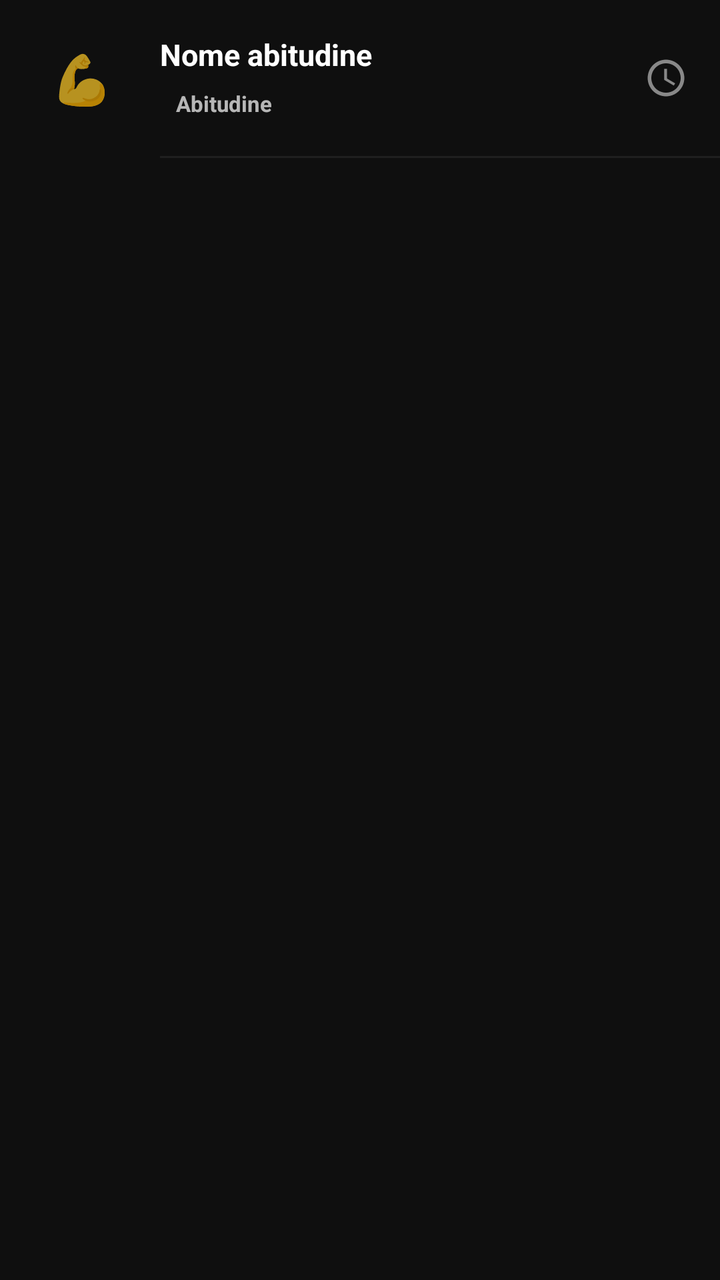
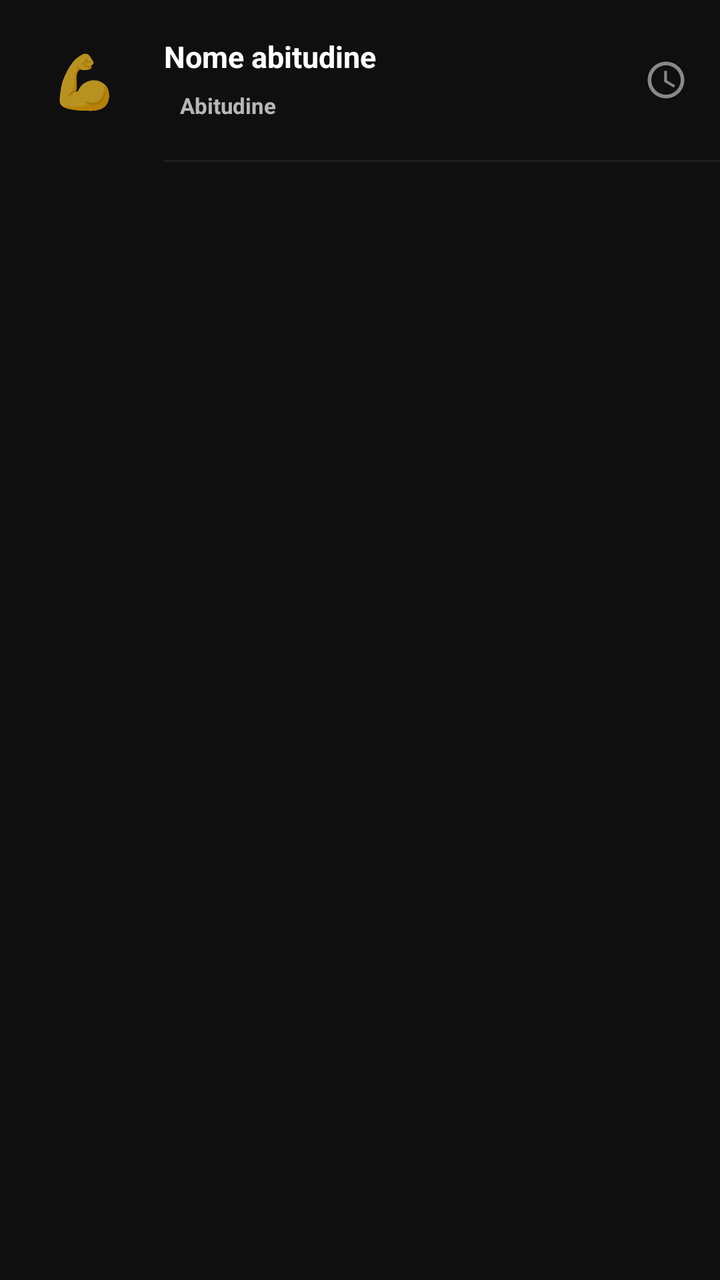

An Android layout rendered at two revisions. The XML below is the earlier revision; the diff shows what the commit changed to produce the second picture.
<!-- AndroidManifest.xml: application theme Theme.HabitTracker -->
<!-- res/layout/item_habit_dark.xml -->
<?xml version="1.0" encoding="utf-8"?>
<LinearLayout xmlns:android="http://schemas.android.com/apk/res/android"
    android:layout_width="match_parent"
    android:layout_height="wrap_content"
    android:orientation="vertical"
    android:background="?attr/selectableItemBackground">

    <LinearLayout
        android:layout_width="match_parent"
        android:layout_height="wrap_content"
        android:orientation="horizontal"
        android:gravity="center_vertical"
        android:paddingStart="16dp"
        android:paddingEnd="16dp"
        android:paddingTop="14dp"
        android:paddingBottom="14dp">

        
        <FrameLayout
            android:id="@+id/category_icon_container"
            android:layout_width="50dp"
            android:layout_height="50dp">

            <TextView
                android:id="@+id/tv_emoji"
                android:layout_width="match_parent"
                android:layout_height="match_parent"
                android:gravity="center"
                android:text="💪"
                android:textSize="24sp"/>
        </FrameLayout>

        
        <LinearLayout
            android:layout_width="0dp"
            android:layout_height="wrap_content"
            android:layout_weight="1"
            android:layout_marginStart="14dp"
            android:orientation="vertical">

            <TextView
                android:id="@+id/tv_name"
                android:layout_width="wrap_content"
                android:layout_height="wrap_content"
                android:text="Nome abitudine"
                android:textColor="#FFFFFF"
                android:textSize="15sp"
                android:textStyle="bold"
                android:maxLines="1"
                android:ellipsize="end"/>

            <TextView
                android:id="@+id/tv_category_badge"
                android:layout_width="wrap_content"
                android:layout_height="wrap_content"
                android:layout_marginTop="5dp"
                android:text="Abitudine"
                android:textSize="11sp"
                android:textStyle="bold"
                android:paddingStart="8dp"
                android:paddingEnd="8dp"
                android:paddingTop="2dp"
                android:paddingBottom="2dp"/>
        </LinearLayout>

        
        <ImageView
            android:id="@+id/iv_status"
            android:layout_width="22dp"
            android:layout_height="22dp"
            android:src="@drawable/ic_schedule"
            android:contentDescription="Stato"/>

    </LinearLayout>

    
    <View
        android:layout_width="match_parent"
        android:layout_height="1dp"
        android:layout_marginStart="80dp"
        android:background="#1F1F1F"/>

</LinearLayout>
<!-- resources referenced by this layout -->
<resources>
  <!-- drawable ic_schedule (drawable) -->
  <?xml version="1.0" encoding="utf-8"?>
  <vector xmlns:android="http://schemas.android.com/apk/res/android" android:width="24dp" android:height="24dp" android:viewportWidth="24" android:viewportHeight="24">
      <path android:fillColor="#888888" android:pathData="M11.99,2C6.47,2 2,6.48 2,12s4.47,10 9.99,10C17.52,22 22,17.52 22,12S17.52,2 11.99,2zM12,20c-4.42,0 -8,-3.58 -8,-8s3.58,-8 8,-8 8,3.58 8,8 -3.58,8 -8,8zM12.5,7H11v6l5.25,3.15 0.75,-1.23 -4.5,-2.67z"/>
  </vector>
  <style name="Theme.HabitTracker" parent="Theme.MaterialComponents.NoActionBar">
          <item name="colorPrimary">@color/accent</item>
          <item name="colorPrimaryDark">@color/primary_dark</item>
          <item name="colorAccent">@color/accent_light</item>
          <item name="android:windowBackground">@color/bg_dark</item>
          <item name="android:statusBarColor">@color/bg_dark</item>
          <item name="android:navigationBarColor">@color/bg_card</item>
      </style>
  <color name="accent">#D32F2F</color>
  <color name="primary_dark">#B71C1C</color>
  <color name="accent_light">#EF5350</color>
  <color name="bg_dark">#0F0F0F</color>
  <color name="bg_card">#1C1C1C</color>
</resources>

<!-- the commit's change to res/layout/item_habit_dark.xml (unified diff, before → after) -->
@@ -18,8 +18,9 @@
         
         <FrameLayout
             android:id="@+id/category_icon_container"
-            android:layout_width="50dp"
-            android:layout_height="50dp">
+            android:layout_width="52dp"
+            android:layout_height="52dp"
+            android:elevation="2dp">
 
             <TextView
                 android:id="@+id/tv_emoji"
@@ -27,7 +28,7 @@
                 android:layout_height="match_parent"
                 android:gravity="center"
                 android:text="💪"
-                android:textSize="24sp"/>
+                android:textSize="26sp"/>
         </FrameLayout>
 
         
@@ -77,7 +78,7 @@
     <View
         android:layout_width="match_parent"
         android:layout_height="1dp"
-        android:layout_marginStart="80dp"
+        android:layout_marginStart="82dp"
         android:background="#1F1F1F"/>
 
 </LinearLayout>
